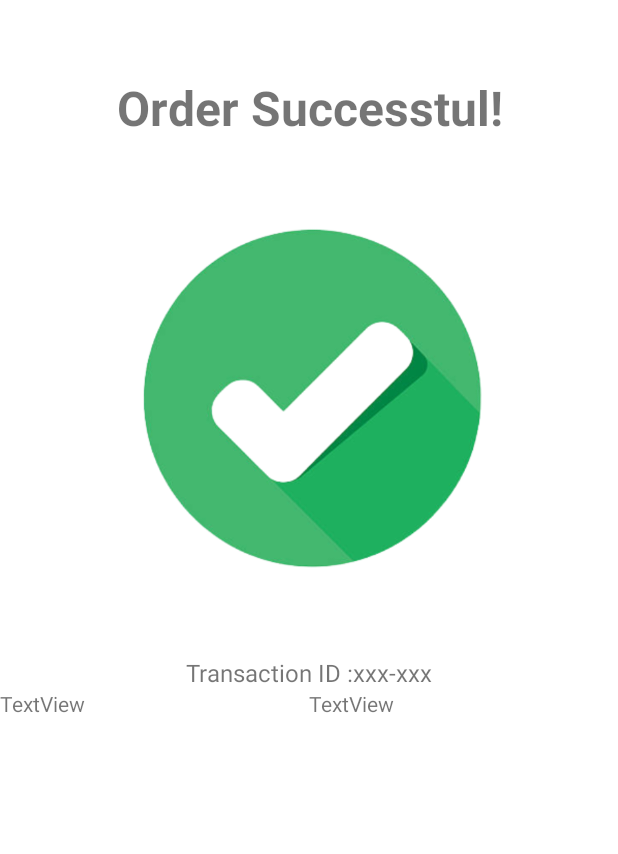
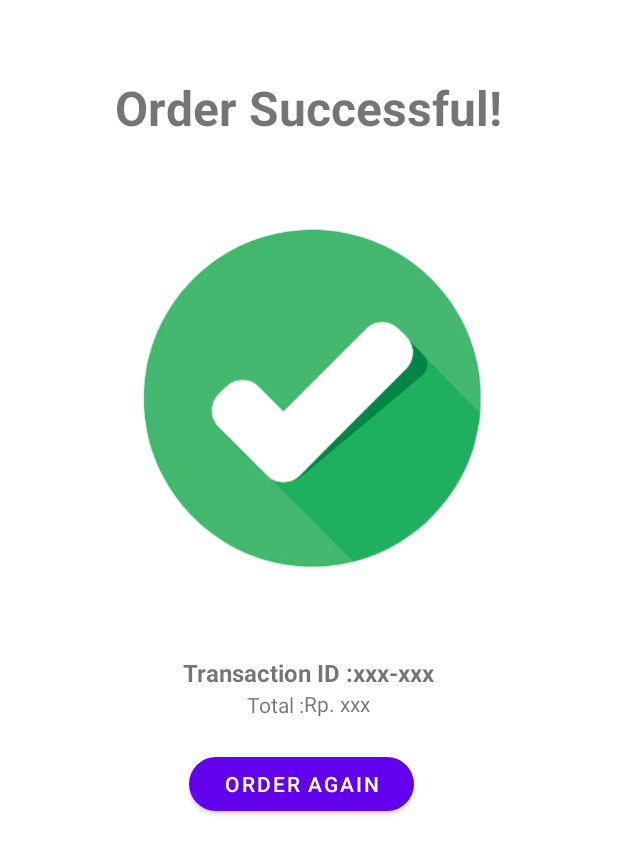
Before and after one commit to noelmandak/SalesNotes, an Android app: the layout confirmation.xml on its own in the app's theme, with its tools: preview values and no code run, on a phone screen of 412 x 824 dp. Shown: the top 854 px of the screen. Run offline under Robolectric (Android 15) with nearby library versions, the phone set to English and light mode, and no system bars.

Commit message:
confimation xml update

```diff
--- a/app/src/main/res/layout/confirmation.xml
+++ b/app/src/main/res/layout/confirmation.xml
@@ -13,7 +13,7 @@
         android:layout_gravity="center"
         android:layout_marginTop="50dp"
         android:gravity="center"
-        android:text="Order Successtul!"
+        android:text="Order Successful!"
         android:textAlignment="center"
         android:textSize="32dp"
         android:textStyle="bold" />
@@ -37,38 +37,61 @@
         android:orientation="horizontal">
 
         <TextView
-            android:id="@+id/transIdTitle"
+            android:id="@+id/transactionIdTitle"
             android:layout_width="wrap_content"
             android:layout_height="wrap_content"
             android:layout_gravity="center"
             android:text="Transaction ID :"
-            android:textSize="16sp" />
+            android:textSize="16sp"
+            android:textStyle="bold" />
 
         <TextView
-            android:id="@+id/transactionId"
+            android:id="@+id/transactionIdTextView"
             android:layout_width="wrap_content"
             android:layout_height="wrap_content"
             android:text="xxx-xxx"
-            android:textSize="16sp" />
+            android:textSize="16sp"
+            android:textStyle="bold" />
     </LinearLayout>
 
     <LinearLayout
-        android:layout_width="match_parent"
-        android:layout_height="match_parent"
+        android:layout_width="wrap_content"
+        android:layout_height="wrap_content"
+        android:layout_gravity="center"
+        android:gravity="center"
         android:orientation="horizontal">
 
         <TextView
-            android:id="@+id/textView7"
+            android:id="@+id/totalTitle"
             android:layout_width="wrap_content"
             android:layout_height="18dp"
-            android:layout_weight="1"
-            android:text="TextView" />
+            android:text="Total :" />
 
         <TextView
             android:id="@+id/totalTextView"
             android:layout_width="wrap_content"
             android:layout_height="wrap_content"
-            android:layout_weight="1"
-            android:text="TextView" />
+            android:text="Rp. xxx" />
+
+    </LinearLayout>
+
+    <LinearLayout
+        android:layout_width="wrap_content"
+        android:layout_height="wrap_content"
+        android:layout_gravity="center"
+        android:layout_marginStart="20dp"
+        android:layout_marginTop="20dp"
+        android:layout_marginEnd="20dp"
+        android:gravity="center"
+        android:orientation="horizontal">
+
+        <Button
+            android:id="@+id/OrderAgainButton"
+            android:layout_width="150dp"
+            android:layout_height="wrap_content"
+            android:layout_marginEnd="10dp"
+            android:text="Order Again"
+            app:cornerRadius="20dp" />
+
     </LinearLayout>
 </LinearLayout>
--- a/app/src/main/res/layout/fragment_confirmation.xml
+++ b/app/src/main/res/layout/fragment_confirmation.xml
@@ -47,7 +47,7 @@
             android:textSize="16sp" />
 
         <TextView
-            android:id="@+id/transactionId"
+            android:id="@+id/transactionIdTextView"
             android:layout_width="wrap_content"
             android:layout_height="wrap_content"
             android:text="xxx-xxx"
@@ -61,7 +61,7 @@
         android:orientation="horizontal">
 
         <TextView
-            android:id="@+id/textView7"
+            android:id="@+id/totalTitle"
             android:layout_width="wrap_content"
             android:layout_height="18dp"
             android:text="Total" />
```
